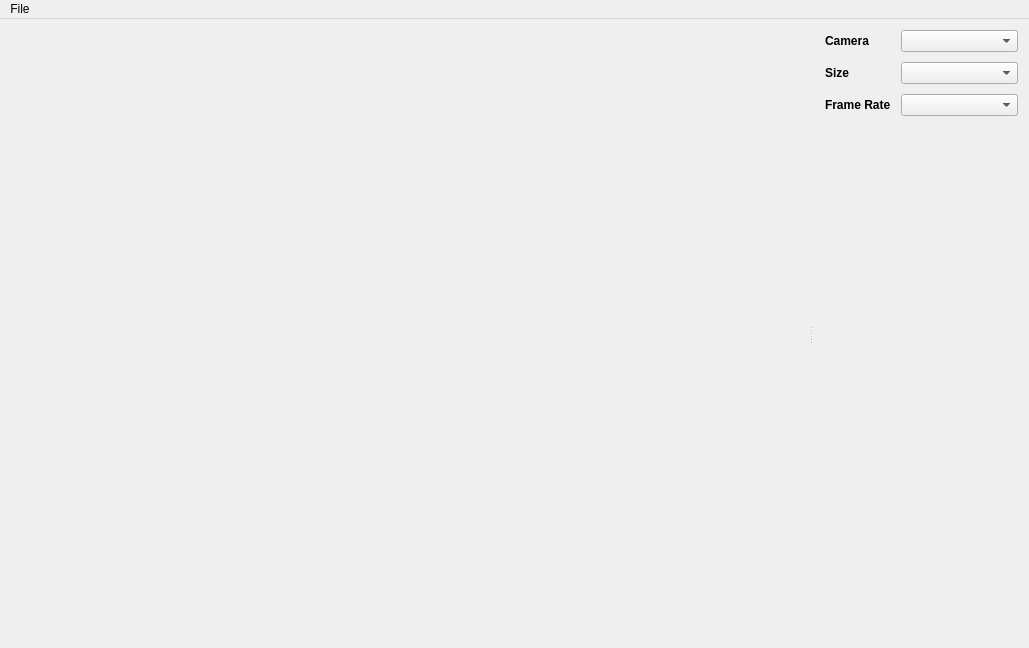
empyreanx/vcap-qt, file VcapQt.ui: the form before one commit.
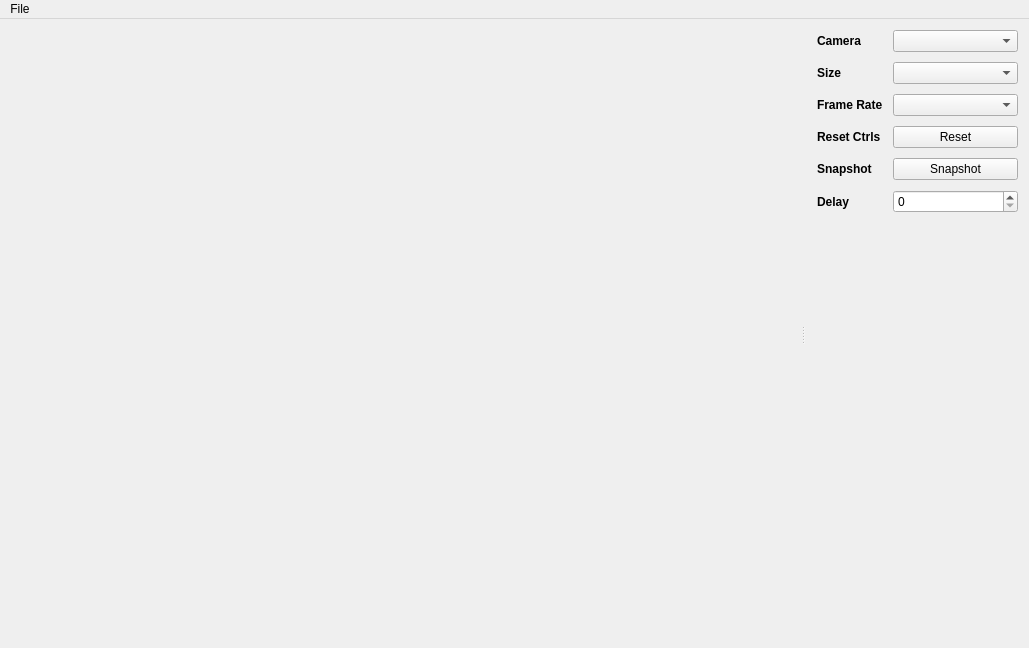
The form after the commit.

Patch:
```diff
--- a/VcapQt.ui
+++ b/VcapQt.ui
@@ -125,6 +125,62 @@
           <item row="2" column="1">
            <widget class="QComboBox" name="frameRateComboBox"/>
           </item>
+          <item row="3" column="0">
+           <widget class="QLabel" name="resetLabel">
+            <property name="font">
+             <font>
+              <weight>75</weight>
+              <bold>true</bold>
+             </font>
+            </property>
+            <property name="text">
+             <string>Reset Ctrls</string>
+            </property>
+           </widget>
+          </item>
+          <item row="3" column="1">
+           <widget class="QPushButton" name="resetButton">
+            <property name="text">
+             <string>Reset</string>
+            </property>
+           </widget>
+          </item>
+          <item row="4" column="0">
+           <widget class="QLabel" name="snapshotLabel">
+            <property name="font">
+             <font>
+              <weight>75</weight>
+              <bold>true</bold>
+             </font>
+            </property>
+            <property name="text">
+             <string>Snapshot</string>
+            </property>
+           </widget>
+          </item>
+          <item row="4" column="1">
+           <widget class="QPushButton" name="snapshotButton">
+            <property name="text">
+             <string>Snapshot</string>
+            </property>
+           </widget>
+          </item>
+          <item row="5" column="0">
+           <widget class="QLabel" name="delayLabel">
+            <property name="font">
+             <font>
+              <weight>75</weight>
+              <bold>true</bold>
+             </font>
+            </property>
+            <property name="text">
+             <string>Delay</string>
+            </property>
+           </widget>
+          </item>
+          <item row="5" column="1">
+           <widget class="QSpinBox" name="delaySpinBox"/>
+          </item>
          </layout>
         </item>
         <item>
```
Left out of the diff: 13 changed lines with no effect on the pictures.
